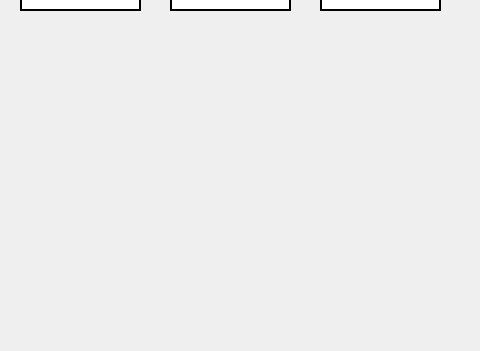
First picture: the form in turing.ui, repository Createrzj/Turing-Machine, before the edit; both pictures show x 0 to 480 and y 280 to 631 of the 1000 by 800 pixel window.
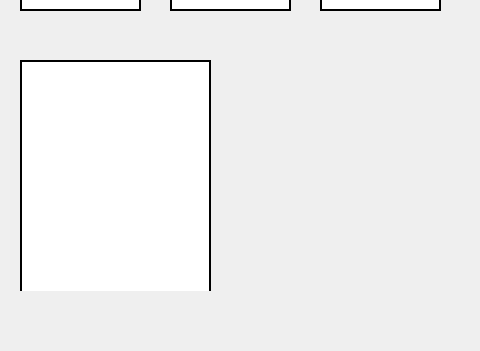
Second picture: the form after the edit.

Diff of the .ui file:
```diff
--- a/turing.ui
+++ b/turing.ui
@@ -520,6 +520,25 @@
     <string>重置</string>
    </property>
   </widget>
+  <widget class="QTextEdit" name="STACK">
+   <property name="geometry">
+    <rect>
+     <x>20</x>
+     <y>340</y>
+     <width>191</width>
+     <height>231</height>
+    </rect>
+   </property>
+   <property name="styleSheet">
+    <string notr="true">QTextEdit {
+    border-width: 2px 2px 0px 2px; /* 上、右、下边框1px，左边框0px */
+    border-style: solid;
+    border-color: black; /* 边框颜色为黑色 */
+	font: 13pt &quot;宋体&quot;;
+}
+</string>
+   </property>
+  </widget>
  </widget>
  <resources/>
  <connections/>
```
